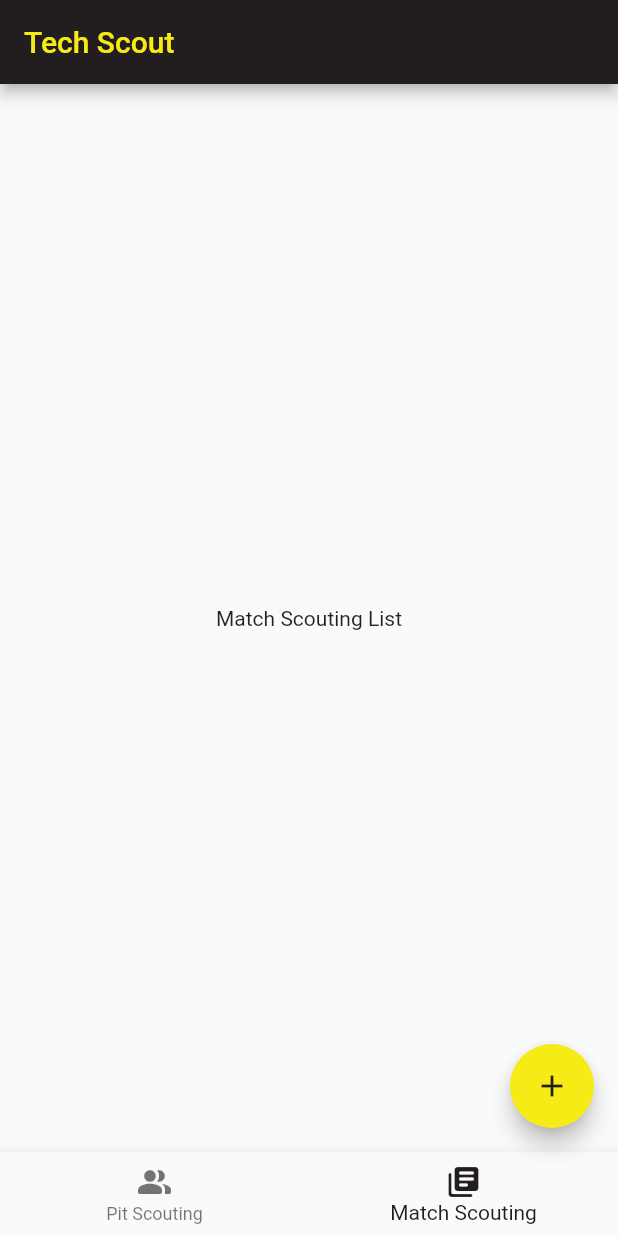
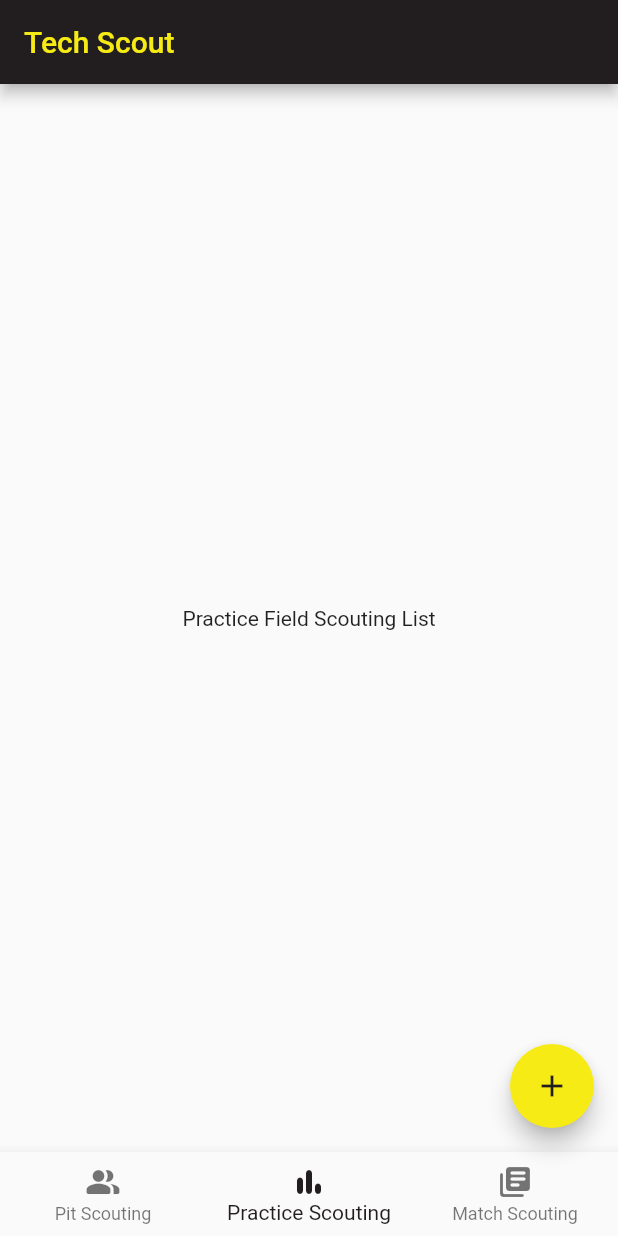
Before and after one commit to samp42/TechScout2023, a Flutter app: the screen it shows after launch, item 2 of the bottom bar chosen, on a phone screen of 412 x 824 dp. Run offline on Flutter 3.47's test engine with Material 2 defaults, Android fonts, the phone set to English and light mode, and no system bars.

Commit message:
add tab PracticeFieldScouting

```diff
--- a/Scout/lib/main.dart
+++ b/Scout/lib/main.dart
@@ -3,6 +3,8 @@ import 'package:scout/views/match_scouting/match_scouting_entry.dart';
 import 'package:scout/views/match_scouting/match_scouting_list.dart';
 import 'package:scout/views/pit_scouting/pit_scouting_entry.dart';
 import 'package:scout/views/pit_scouting/pit_scouting_list.dart';
+import 'package:scout/views/practice_field_scouting/practice_field_scouting_entry.dart';
+import 'package:scout/views/practice_field_scouting/practice_field_scouting_list.dart';
 import 'package:scout/theme.dart';
 
 void main() {
@@ -46,7 +48,11 @@ class _MyHomePageState extends State<MyHomePage> {
                 builder: (context) => const MatchScoutingEntry()));
   }
 
-  final List<Widget> _tabs = const [PitScoutingList(), MatchScoutingList()];
+  final List<Widget> _tabs = const [
+    PitScoutingList(),
+    PracticeFieldScoutingList(),
+    MatchScoutingList()
+  ];
 
   @override
   Widget build(BuildContext context) {
@@ -69,6 +75,10 @@ class _MyHomePageState extends State<MyHomePage> {
             label: 'Pit Scouting',
           ),
           BottomNavigationBarItem(
+            icon: Icon(Icons.bar_chart_rounded),
+            label: 'Practice Scouting',
+          ),
+          BottomNavigationBarItem(
             icon: Icon(Icons.library_books_rounded),
             label: 'Match Scouting',
           ),
--- /dev/null
+++ b/Scout/lib/views/practice_field_scouting/practice_field_scouting_list.dart
@@ -0,0 +1,14 @@
+import 'package:flutter/material.dart';
+
+class PracticeFieldScoutingList extends StatelessWidget {
+  const PracticeFieldScoutingList({Key? key}) : super(key: key);
+
+  @override
+  Widget build(BuildContext context) {
+    return const Scaffold(
+      body: Center(
+        child: Text('Practice Field Scouting List'),
+      ),
+    );
+  }
+}
```
Also changed, not shown: Scout/lib/views/practice_field_scouting/practice_field_scouting_entry.dart (added, +21 -0 lines), 1 other file.
